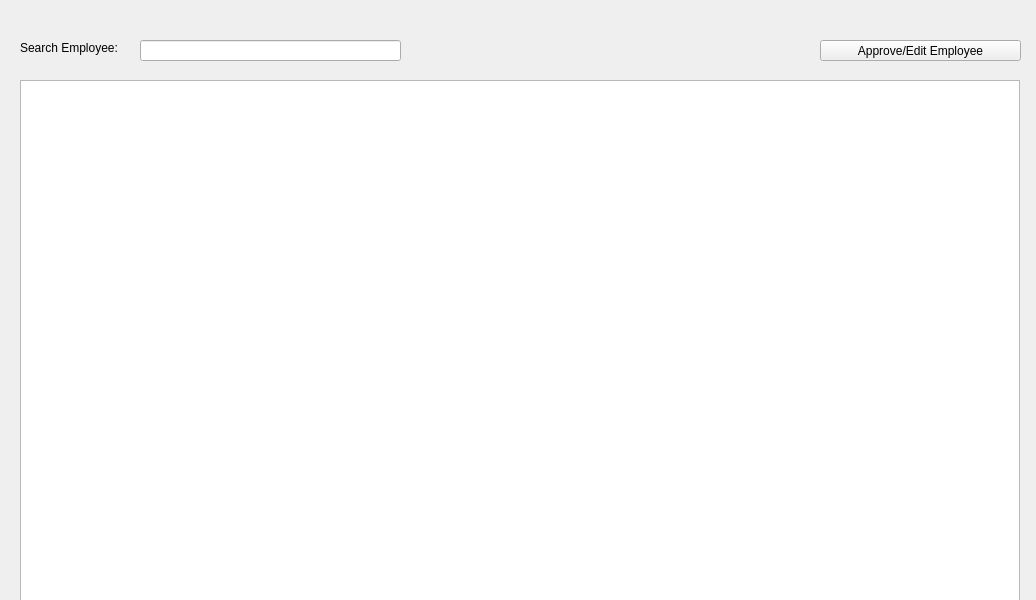
The window that LAWRENTIAN/LuD/employeeswidget.ui (pyridine/LAWRENTIAN) describes before a commit, drawn with Qt 5.
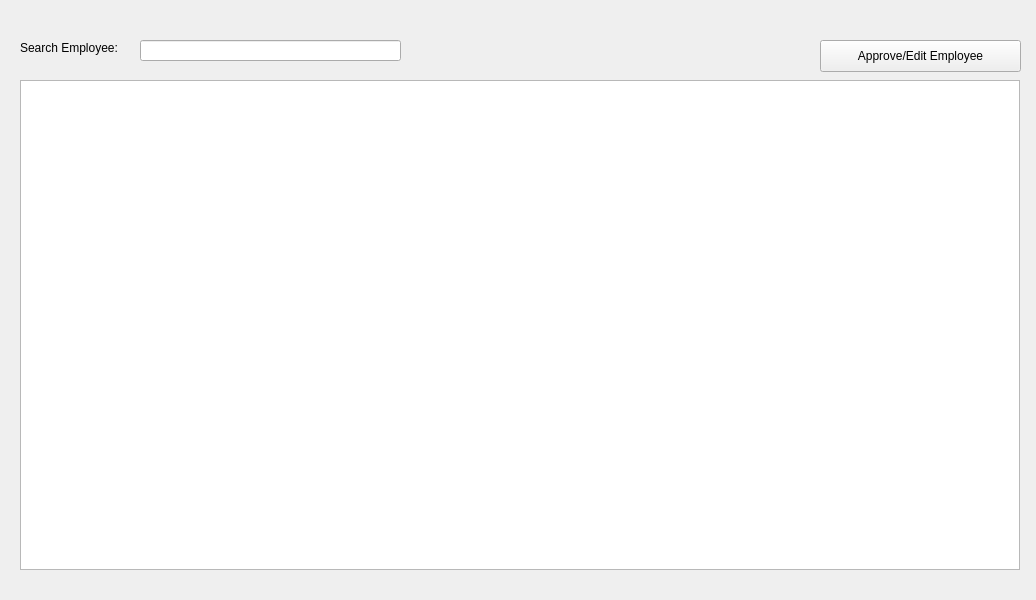
The same window after the commit.

```diff
--- a/LAWRENTIAN/LuD/employeeswidget.ui
+++ b/LAWRENTIAN/LuD/employeeswidget.ui
@@ -19,7 +19,7 @@
      <x>20</x>
      <y>80</y>
      <width>1000</width>
-     <height>550</height>
+     <height>490</height>
     </rect>
    </property>
    <property name="editTriggers">
@@ -58,7 +58,7 @@
      <x>820</x>
      <y>40</y>
      <width>201</width>
-     <height>21</height>
+     <height>32</height>
     </rect>
    </property>
    <property name="text">
```
